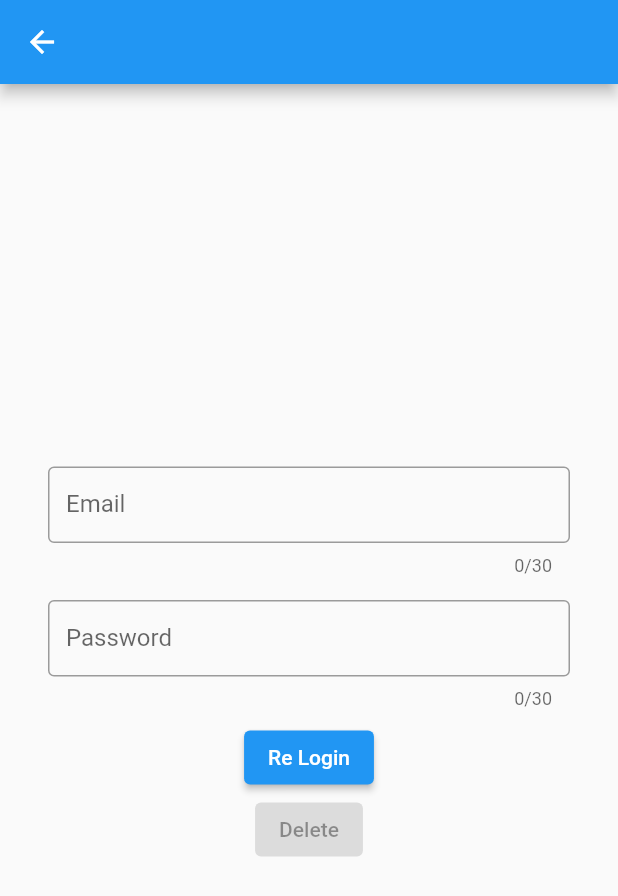
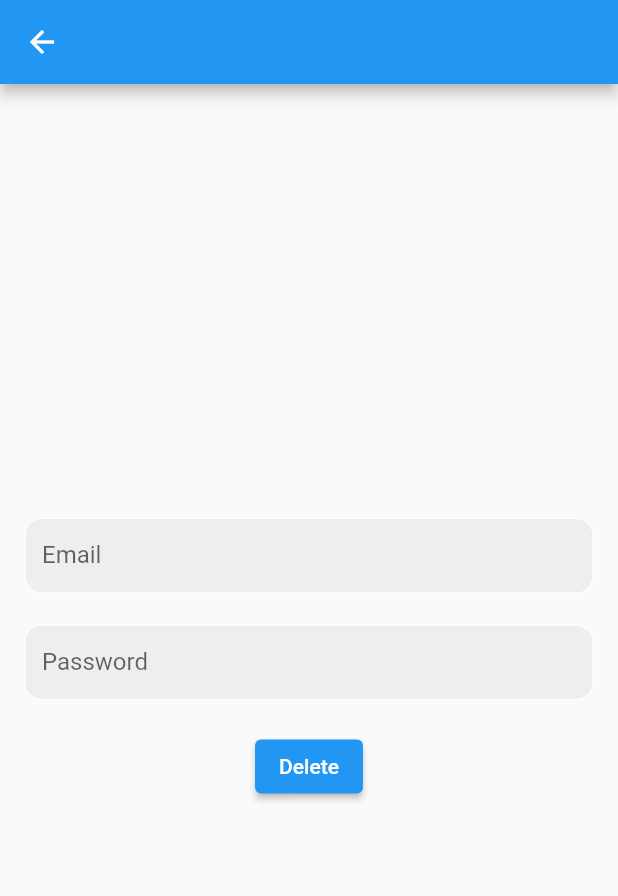
Before and after one commit to kaptenbintang/Practice_Flutter, a Flutter app: the screen it shows once a user with an empty profile is signed in, after a tap on "Delete", on a phone screen of 412 x 824 dp. Shown: the top 896 px of the screen. Run offline on Flutter 3.47's test engine with Material 2 defaults, Android fonts, the phone set to English and light mode, and no system bars; our stand-ins replace cloud_firestore, email_validator, firebase_auth, firebase_core, flutter_pw_validator, google_fonts and 1 more; missing offline and left inert: dart:html, qrscan; accounts and stored records are empty; network calls fail.

Commit message:
chore: fix bugs update login change password etc.

```diff
--- a/login_uix_firebase/lib/pages/delete_account_page.dart
+++ b/login_uix_firebase/lib/pages/delete_account_page.dart
@@ -25,24 +25,20 @@ class _DeleteAccountState extends State<DeleteAccount> {
   @override
   void initState() {
     emailController.text = user!.email.toString();
-    buttonOpen = false;
+    // buttonOpen = false;
     super.initState();
   }
 
   void removeUser() {
     deleteUser();
-    navigatorKey.currentState!.popUntil((route) => route.isFirst);
   }
 
   Future deleteUser() async {
     showDialog(
         context: context,
         builder: (context) {
-          return Center(
-            child: CircularProgressIndicator(),
-          );
+          return Center(child: CircularProgressIndicator());
         });
-
     try {
       await db.collection("users").doc(user?.uid).delete().onError(
             (error, stackTrace) => print('Something Wrong: $error'),
@@ -51,7 +47,7 @@ class _DeleteAccountState extends State<DeleteAccount> {
       auth.signOut();
     } on FirebaseAuthException catch (e) {
       print(e.toString());
-      showDialog(
+      await showDialog(
           context: context,
           builder: (context) {
             return AlertDialog(
@@ -59,6 +55,8 @@ class _DeleteAccountState extends State<DeleteAccount> {
             );
           });
     }
+    Navigator.of(context).pop();
+    navigatorKey.currentState!.popUntil((route) => route.isFirst);
   }
 
   void authChenk() {
@@ -70,20 +68,11 @@ class _DeleteAccountState extends State<DeleteAccount> {
     try {
       AuthCredential credential =
           EmailAuthProvider.credential(email: email, password: password);
-      await user?.reauthenticateWithCredential(credential).then(
-        (value) async {
-          showDialog(
-              context: context,
-              builder: (context) {
-                return const AlertDialog(
-                  content: Text("Thank you"),
-                );
-              });
-        },
-      );
+      await user?.reauthenticateWithCredential(credential);
       setState(() {
         buttonOpen = true;
       });
+      removeUser();
 
       return;
     } on FirebaseAuthException catch (e) {
@@ -91,8 +80,8 @@ class _DeleteAccountState extends State<DeleteAccount> {
       showDialog(
           context: context,
           builder: (context) {
-            return const AlertDialog(
-              content: Text("Please enter correct data"),
+            return AlertDialog(
+              content: Text(e.message.toString()),
             );
           });
       return;
@@ -112,27 +101,35 @@ class _DeleteAccountState extends State<DeleteAccount> {
             hintTextString: "Enter Email",
             maxLength: 30,
             labelText: "Email",
+            obscure: false,
           ),
+          SizedBox(height: 20),
           ProfileTextInput(
             textEditingController: passwordController,
             hintTextString: "Enter Password",
             maxLength: 30,
             labelText: "Password",
+            obscure: true,
           ),
+          // ElevatedButton(
+          //   onPressed: authChenk,
+          //   child: const Text("Re Login"),
+          // ),
+          SizedBox(height: 20),
           ElevatedButton(
             onPressed: authChenk,
-            child: const Text("Re Login"),
-          ),
-          ElevatedButton(
-            onPressed: buttonOpen
-                ? () async {
-                    removeUser();
-                  }
-                : null,
             child: const Text("Delete"),
           ),
         ],
       )),
     );
   }
+
+  @override
+  void dispose() {
+    emailController.dispose();
+    passwordController.dispose();
+    // TODO: implement dispose
+    super.dispose();
+  }
 }
--- a/login_uix_firebase/lib/pages/home_page.dart
+++ b/login_uix_firebase/lib/pages/home_page.dart
@@ -5,6 +5,8 @@ import 'package:firebase_auth/firebase_auth.dart';
 import 'package:flutter/material.dart';
 import 'package:login_uix_firebase/pages/delete_account_page.dart';
 import 'package:login_uix_firebase/widgets/profile_text_input.dart';
+
+import 'change_pw_page.dart';
 
 class HomePage extends StatefulWidget {
   const HomePage({super.key});
@@ -93,6 +95,14 @@ class _HomePageState extends State<HomePage> {
           emailController.text.trim(),
           int.parse(ageController.text.trim()),
         );
+        showDialog(
+            context: context,
+            builder: (context) {
+              return AlertDialog(
+                content: Text("Your personal details has been updated"),
+              );
+            });
+        print("aku");
       }
     });
   }
@@ -106,34 +116,39 @@ class _HomePageState extends State<HomePage> {
         mainAxisAlignment: MainAxisAlignment.center,
         children: [
           Text('signed in as: ' + user.email!),
-          MaterialButton(
-            onPressed: () {
-              FirebaseAuth.instance.signOut();
-            },
-            color: Colors.blue,
-            child: Text('Sign Out'),
-          ),
+          SizedBox(height: 20),
           ProfileTextInput(
             textEditingController: nameController,
             hintTextString: 'Enter Name',
             maxLength: 20,
             labelText: 'Name',
+            obscure: false,
           ),
+          SizedBox(height: 20),
           ProfileTextInput(
             textEditingController: lastsNameController,
             hintTextString: 'Enter Last Name',
             maxLength: 40,
-              labelText: 'Last Name'),
+            labelText: 'Last Name',
+            obscure: false,
+          ),
+          SizedBox(height: 20),
           ProfileTextInput(
             textEditingController: emailController,
             hintTextString: 'Enter Email',
             maxLength: 20,
-              labelText: 'Email'),
+            labelText: 'Email',
+            obscure: false,
+          ),
+          SizedBox(height: 20),
           ProfileTextInput(
             textEditingController: ageController,
             hintTextString: 'Enter Age',
             maxLength: 3,
-              labelText: 'Age'),
+            labelText: 'Age',
+            obscure: false,
+          ),
+          SizedBox(height: 20),
           ElevatedButton(
             onPressed: () {
               editUserData();
@@ -157,7 +172,10 @@ class _HomePageState extends State<HomePage> {
               //   },
               // );
             },
-            child: const Text('Submit'),
+            child: const Text('Update'),
+          ),
+          SizedBox(
+            height: 20,
           ),
           ElevatedButton(
             onPressed: () {
@@ -201,6 +219,29 @@ class _HomePageState extends State<HomePage> {
             // },
             child: const Text('Delete'),
           ),
+          SizedBox(
+            height: 20,
+          ),
+          ElevatedButton(
+              onPressed: () {
+                Navigator.push(
+                  context,
+                  MaterialPageRoute(
+                    builder: (context) {
+                      return changePasswordPage();
+                    },
+                  ),
+                );
+              },
+              child: const Text('Change Password')),
+          SizedBox(
+            height: 20,
+          ),
+          ElevatedButton(
+              onPressed: () {
+                FirebaseAuth.instance.signOut();
+              },
+              child: const Text('Sign Out'))
         ],
       )),
     );
--- a/login_uix_firebase/lib/widgets/profile_text_input.dart
+++ b/login_uix_firebase/lib/widgets/profile_text_input.dart
@@ -10,6 +10,7 @@ class ProfileTextInput extends StatefulWidget {
   final String hintTextString;
   final int maxLength;
   final String labelText;
+  final bool obscure;
   // final TextInputType inputType;
   // final Widget prefixIcon;
   // final Widget suffixIcon;
@@ -20,6 +21,7 @@ class ProfileTextInput extends StatefulWidget {
     required this.hintTextString,
     required this.maxLength,
     required this.labelText,
+    required this.obscure,
     // required this.inputType,
     // required this.prefixIcon,
     // required this.suffixIcon,
@@ -30,22 +32,27 @@ class ProfileTextInput extends StatefulWidget {
 }
 
 class _ProfileTextInputState extends State<ProfileTextInput> {
-  bool obscure = true;
-
   @override
   Widget build(BuildContext context) {
     return Padding(
-      padding: const EdgeInsets.symmetric(horizontal: 32.0, vertical: 8.0),
+      padding: const EdgeInsets.symmetric(horizontal: 16.0),
       child: TextField(
+        obscureText: widget.obscure,
         controller: widget.textEditingController,
         decoration: InputDecoration(
           hintText: widget.hintTextString,
-          focusedBorder: const OutlineInputBorder(),
-          border: const OutlineInputBorder(),
+          enabledBorder: OutlineInputBorder(
+              borderSide: BorderSide(color: Colors.white),
+              borderRadius: BorderRadius.circular(12)),
+          focusedBorder: OutlineInputBorder(
+              borderSide: BorderSide(color: Colors.blue),
+              borderRadius: BorderRadius.circular(12)),
+          fillColor: Colors.grey[200],
+          filled: true,
           labelText: widget.labelText,
           isDense: true,
         ),
-        maxLength: widget.maxLength,
+        // maxLength: widget.maxLength,
       ),
     );
   }
```
Also changed, not shown: login_uix_firebase/lib/pages/change_pw_page.dart (+3 -6 lines), login_uix_firebase/lib/pages/login_page.dart (+10 -1 lines), login_uix_firebase/lib/pages/register_page.dart (+8 -1 lines). Lines whose indentation alone changed are shown as unchanged.
